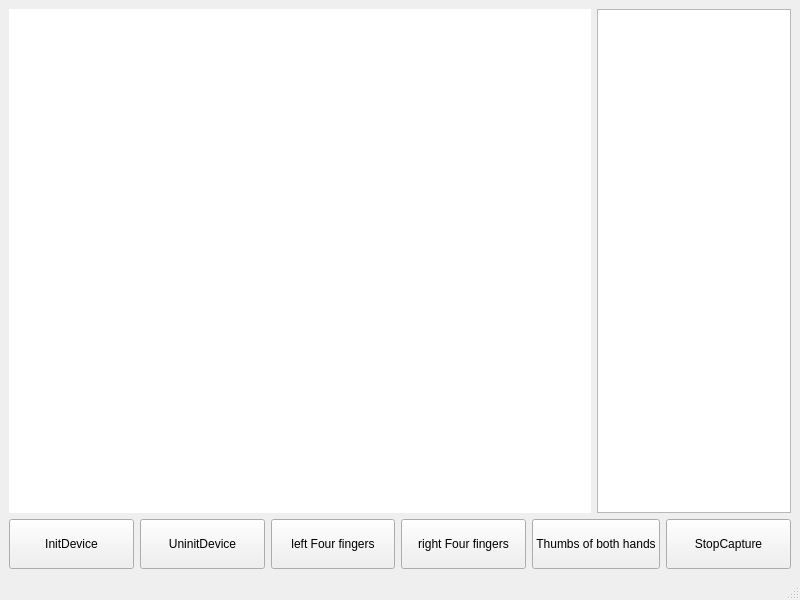
Above: mainwindow.ui from taopikrahman2110/mv1088 before the change. Below: the same form after it.
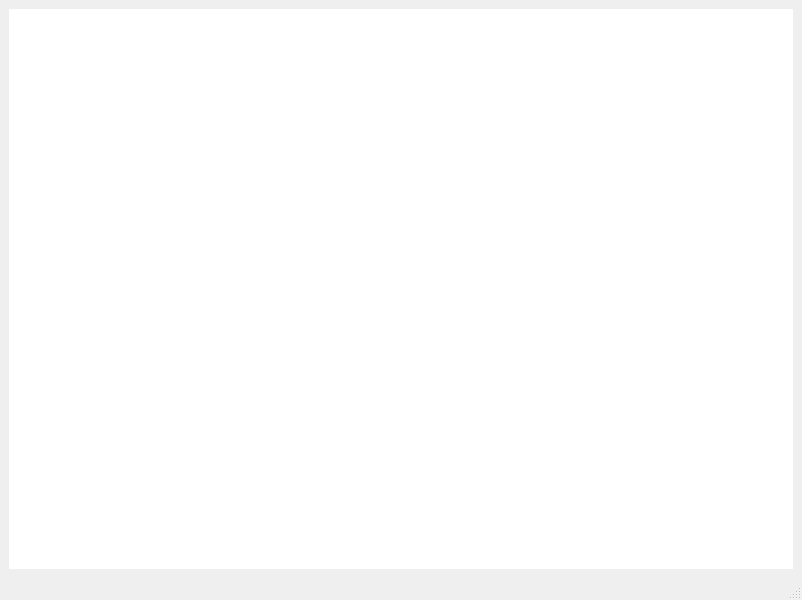
That is the form after the change.

The edit to the form file:
```diff
--- a/mainwindow.ui
+++ b/mainwindow.ui
@@ -6,7 +6,7 @@
    <rect>
     <x>0</x>
     <y>0</y>
-    <width>800</width>
+    <width>802</width>
     <height>600</height>
    </rect>
   </property>
@@ -19,7 +19,7 @@
   <widget class="QWidget" name="centralwidget">
    <layout class="QVBoxLayout" name="verticalLayout">
     <item>
-     <layout class="QHBoxLayout" name="horizontalLayout_2" stretch="3,1">
+     <layout class="QHBoxLayout" name="horizontalLayout_2" stretch="3">
       <item>
        <widget class="QLabel" name="label">
         <property name="styleSheet">
@@ -30,92 +30,10 @@
         </property>
        </widget>
       </item>
-      <item>
-       <widget class="QTextBrowser" name="textBrowser"/>
-      </item>
      </layout>
     </item>
     <item>
-     <layout class="QHBoxLayout" name="horizontalLayout">
-      <item>
-       <widget class="QPushButton" name="pushButton">
-        <property name="minimumSize">
-         <size>
-          <width>0</width>
-          <height>50</height>
-         </size>
-        </property>
-        <property name="text">
-         <string>InitDevice</string>
-        </property>
-       </widget>
-      </item>
-      <item>
-       <widget class="QPushButton" name="pushButton_2">
-        <property name="minimumSize">
-         <size>
-          <width>0</width>
-          <height>50</height>
-         </size>
-        </property>
-        <property name="text">
-         <string>UninitDevice</string>
-        </property>
-       </widget>
-      </item>
-      <item>
-       <widget class="QPushButton" name="pushButton_3">
-        <property name="minimumSize">
-         <size>
-          <width>0</width>
-          <height>50</height>
-         </size>
-        </property>
-        <property name="text">
-         <string>left Four fingers</string>
-        </property>
-       </widget>
-      </item>
-      <item>
-       <widget class="QPushButton" name="pushButton_4">
-        <property name="minimumSize">
-         <size>
-          <width>0</width>
-          <height>50</height>
-         </size>
-        </property>
-        <property name="text">
-         <string>right Four fingers</string>
-        </property>
-       </widget>
-      </item>
-      <item>
-       <widget class="QPushButton" name="pushButton_5">
-        <property name="minimumSize">
-         <size>
-          <width>0</width>
-          <height>50</height>
-         </size>
-        </property>
-        <property name="text">
-         <string>Thumbs of both hands</string>
-        </property>
-       </widget>
-      </item>
-      <item>
-       <widget class="QPushButton" name="pushButton_6">
-        <property name="minimumSize">
-         <size>
-          <width>0</width>
-          <height>50</height>
-         </size>
-        </property>
-        <property name="text">
-         <string>StopCapture</string>
-        </property>
-       </widget>
-      </item>
-     </layout>
+     <layout class="QHBoxLayout" name="horizontalLayout"/>
     </item>
    </layout>
   </widget>
```
Left out of the diff: 4 changed lines with no effect on the pictures.
